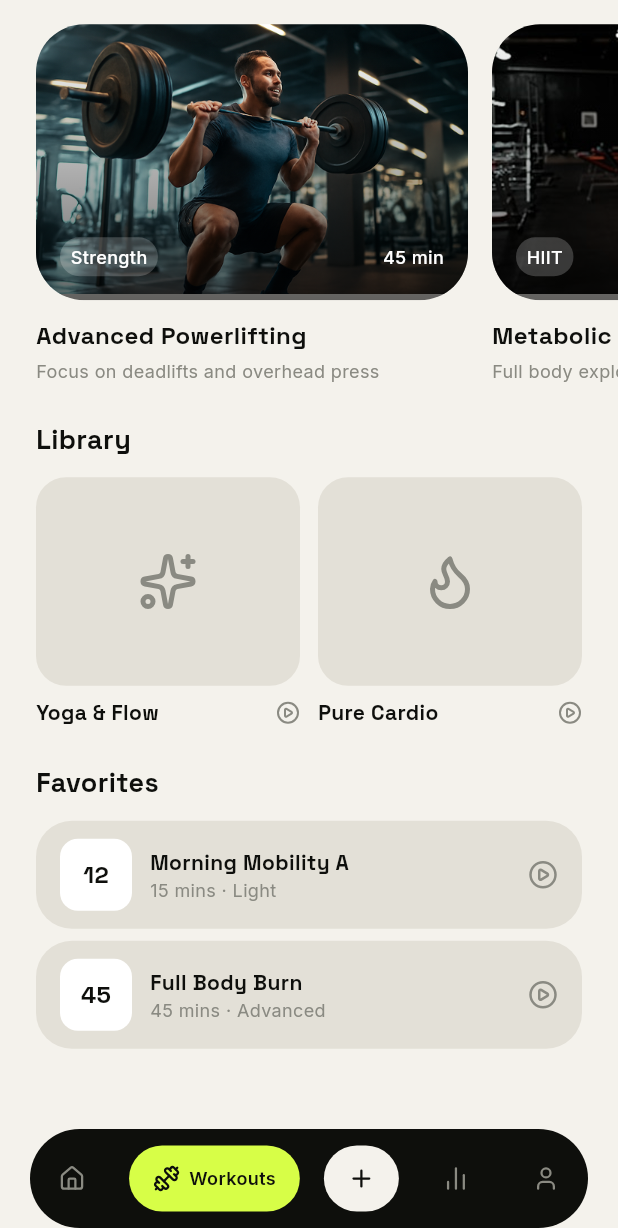
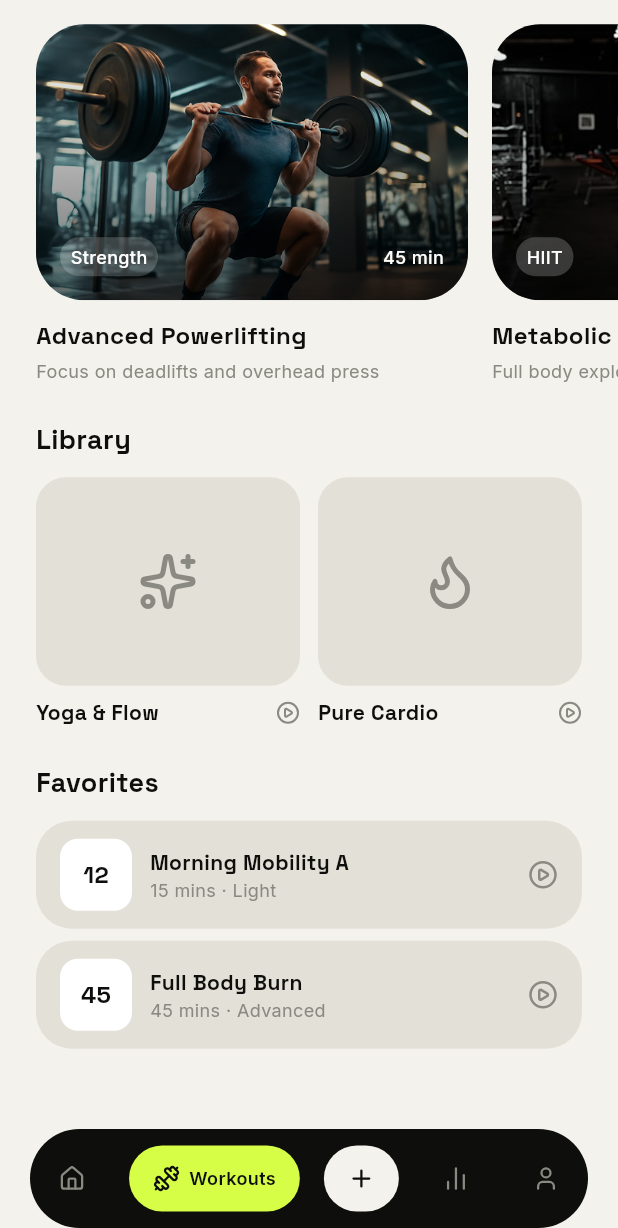
Before and after one commit to ashiq-dev-codes/droplet_flutter, a Flutter app: the screen it shows after launch, item 2 of the bottom bar chosen, scrolled down 423 dp, on a phone screen of 412 x 824 dp, the part 8-1236 px from its top. Run offline on Flutter 3.47's test engine with Material 3 defaults, Android fonts, the phone set to English and light mode, and no system bars; our stand-ins replace device_preview, lucide_icons_flutter.

Commit message:
feat: enhance image positioning and gradient overlay in RecommendedSection for improved layout

```diff
--- a/lib/features/workouts/presentation/page/workouts_page.dart
+++ b/lib/features/workouts/presentation/page/workouts_page.dart
@@ -302,12 +302,15 @@ class _RecommendedSection extends StatelessWidget {
                         borderRadius: BorderRadius.circular(32),
                         child: Stack(
                           children: [
-                            Image.asset(
+                            Positioned.fill(
+                              child: Image.asset(
                                 images[i],
                                 fit: BoxFit.cover,
                                 alignment: Alignment.center,
                               ),
-                            Container(
+                            ),
+                            Positioned.fill(
+                              child: Container(
                                 decoration: BoxDecoration(
                                   gradient: LinearGradient(
                                     begin: Alignment.topCenter,
@@ -316,6 +319,7 @@ class _RecommendedSection extends StatelessWidget {
                                       AppColors.black.withValues(alpha: 0.00),
                                       AppColors.black.withValues(alpha: 0.60),
                                     ],
+                                  ),
                                 ),
                               ),
                             ),
```
Lines whose indentation alone changed are shown as unchanged.
